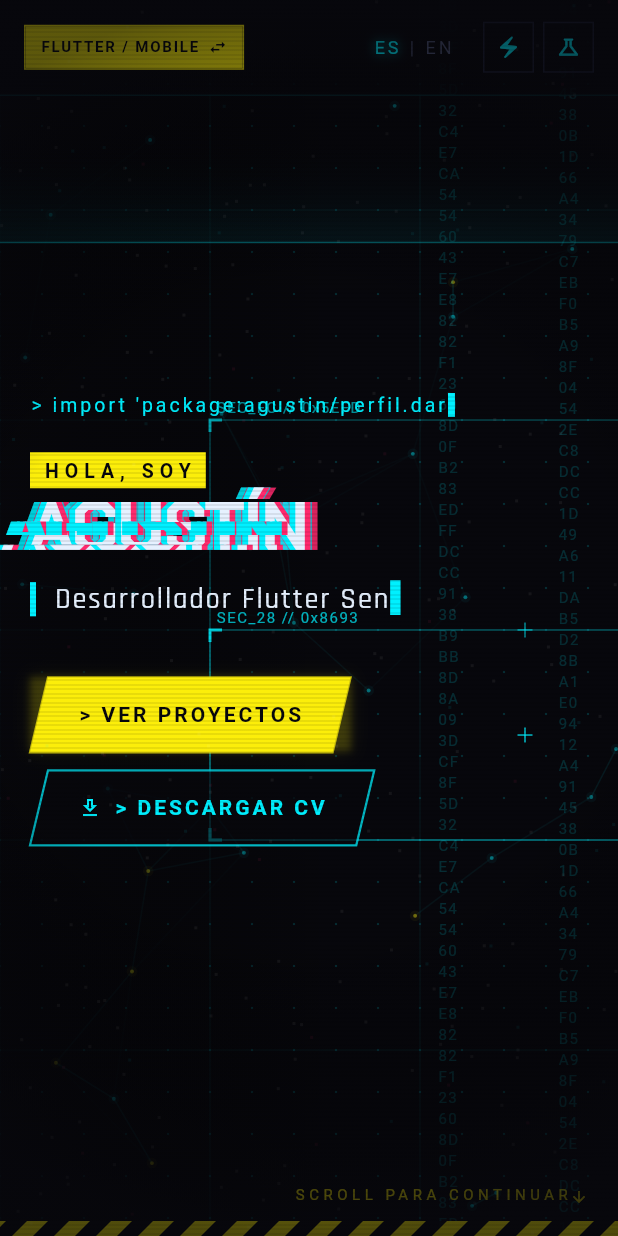
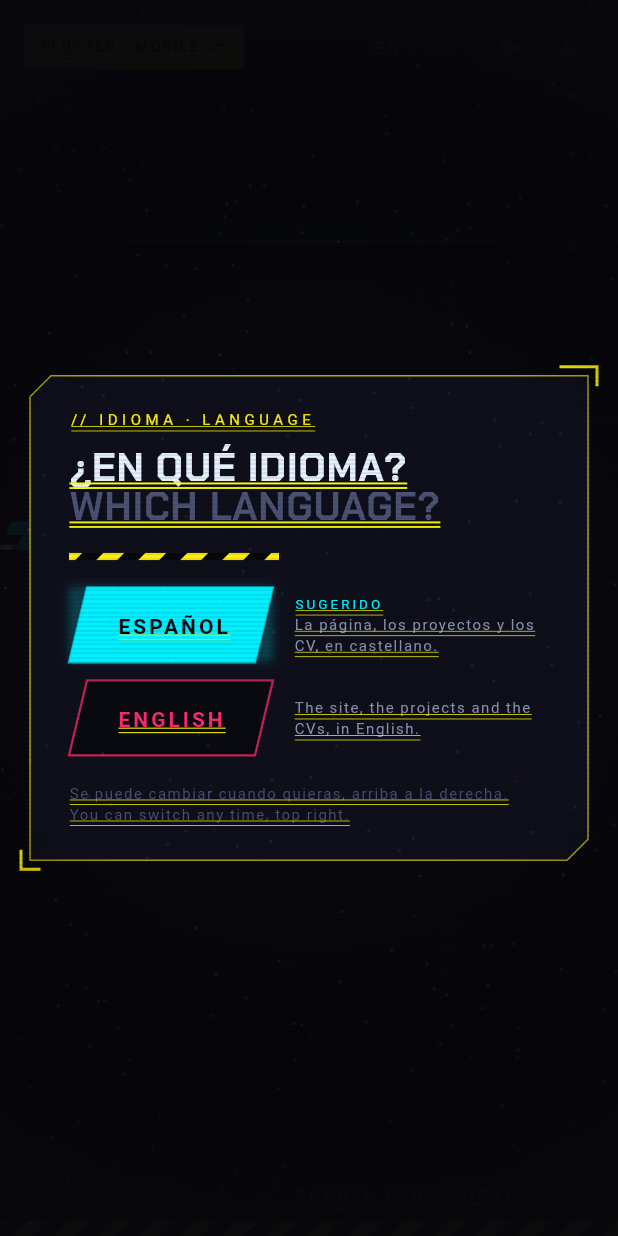
Before and after one commit to agusg197/agusg197.github.io, a Flutter app: the screen it shows after launch, on a phone screen of 412 x 824 dp. Run offline on Flutter 3.47's test engine with Material 3 defaults, Android fonts, the phone set to English and light mode, and no system bars; our stand-ins replace flutter_riverpod, go_router, google_fonts, visibility_detector, web; Roboto replaces fonts that are missing (Share Tech Mono).

Commit message:
Elegir idioma en la primera visita, y CV por idioma
Un panel sobre la pagina recien cargada ofrece español e ingles, escrito en los
dos idiomas: preguntar en uno solo ya es elegir por el visitante. El idioma del
navegador marca una opcion como sugerida pero no decide. La eleccion se guarda
en localStorage --no cookie: no viaja en cada pedido ni hay que avisar nada-- y
no se vuelve a preguntar. Si el navegador tiene el almacenamiento bloqueado
todo falla en silencio y la pagina sigue andando.

Como consecuencia, el CV tambien pasa a depender del idioma: el campo cv de
cada perfil deja de ser una ruta y pasa a ser un archivo por idioma. La pagina
entrega el que corresponde y, si no existe, entrega el que hay aclarandolo en
el boton: con el sitio en castellano se lee "Descargar CV (EN)". Hoy solo hay
version en ingles; cuando aparezca la castellana alcanza con sumar la clave
"es" en portfolio.json.

- lib/app/language_gate.dart: el panel, montado sobre el router
- lib/core/i18n/locale_store.dart: leer, guardar y adivinar el idioma
- LocaleController arranca en lo guardado y persiste cada cambio, asi que el
  selector de la barra superior tambien se recuerda
- CvFiles en data/models/portfolio.dart, compatible con la forma vieja
- hero_view recibe cvLang y lo agrega al boton solo cuando hace falta
- se agrega el paquete web para leer localStorage y navigator.language

```diff
--- a/lib/app/app.dart
+++ b/lib/app/app.dart
@@ -8,6 +8,7 @@ import '../core/effects/pointer_tracker.dart';
 import '../core/i18n/strings.dart';
 import '../core/theme/cyber_theme.dart';
 import 'effects_controller.dart';
+import 'language_gate.dart';
 import 'profile_switch_overlay.dart';
 import 'router.dart';
 
@@ -40,6 +41,9 @@ class CyberApp extends ConsumerWidget {
               children: [
                 child ?? const SizedBox.shrink(),
                 const Positioned.fill(child: ProfileSwitchOverlay()),
+                // Encima de todo menos del cursor: la primera visita elige
+                // idioma antes de leer nada.
+                const Positioned.fill(child: LanguageGate()),
                 if (cfg.crt)
                   Positioned.fill(child: CrtOverlay(animate: cfg.crtNoise)),
                 if (cfg.cursor) const Positioned.fill(child: NeonCursor()),
--- /dev/null
+++ b/lib/app/language_gate.dart
@@ -0,0 +1,222 @@
+import 'package:flutter/material.dart';
+import 'package:flutter_riverpod/flutter_riverpod.dart';
+
+import '../core/effects/decode_text.dart';
+import '../core/i18n/locale_store.dart';
+import '../core/i18n/strings.dart';
+import '../core/theme/breakpoints.dart';
+import '../core/theme/cyber_colors.dart';
+import '../core/theme/cyber_typography.dart';
+import '../core/widgets/cyber_panel.dart';
+import '../core/widgets/hazard_stripes.dart';
+import '../core/widgets/neon_button.dart';
+import 'effects_controller.dart';
+
+/// Pregunta el idioma la primera vez, encima de la página que ya cargó.
+///
+/// Se muestra solo cuando no hay nada guardado. Está escrito en los dos
+/// idiomas a la vez porque preguntarle a alguien en un idioma cuál prefiere ya
+/// es haber elegido por él. El navegador sugiere uno, pero no decide.
+class LanguageGate extends ConsumerStatefulWidget {
+  const LanguageGate({super.key});
+
+  @override
+  ConsumerState<LanguageGate> createState() => _LanguageGateState();
+}
+
+class _LanguageGateState extends ConsumerState<LanguageGate>
+    with SingleTickerProviderStateMixin {
+  late final AnimationController _c = AnimationController(
+    vsync: this,
+    duration: const Duration(milliseconds: 420),
+  );
+
+  /// Lo que el navegador declara. Sirve para marcar una opción, nada más.
+  final AppLocale _sugerido = LocaleStore.guess();
+
+  bool _cerrando = false;
+
+  @override
+  void initState() {
+    super.initState();
+    // Un respiro antes de aparecer: que se vea que la página está detrás y no
+    // que la pregunta es la página.
+    Future<void>.delayed(const Duration(milliseconds: 260), () {
+      if (mounted) _c.forward();
+    });
+  }
+
+  @override
+  void dispose() {
+    _c.dispose();
+    super.dispose();
+  }
+
+  Future<void> _elegir(AppLocale locale) async {
+    if (_cerrando) return;
+    setState(() => _cerrando = true);
+    ref.read(localeProvider.notifier).set(locale);
+    await _c.reverse();
+    if (!mounted) return;
+    ref.read(localeAskedProvider.notifier).markAsked();
+  }
+
+  @override
+  Widget build(BuildContext context) {
+    final yaEligio = ref.watch(localeAskedProvider);
+    if (yaEligio) return const SizedBox.shrink();
+
+    final cfg = ref.effects(context);
+    final mobile = context.isMobile;
+
+    return AnimatedBuilder(
+      animation: _c,
+      builder: (context, child) {
+        final t = cfg.animate ? Curves.easeOut.transform(_c.value) : 1.0;
+        if (t == 0) return const SizedBox.shrink();
+        return Opacity(
+          opacity: t,
+          child: ColoredBox(
+            color: CyberColors.bg0.withValues(alpha: 0.94 * t),
+            child: Transform.translate(
+              offset: Offset(0, (1 - t) * 14),
+              child: child,
+            ),
+          ),
+        );
+      },
+      child: Center(
+        child: SingleChildScrollView(
+          padding: EdgeInsets.symmetric(horizontal: mobile ? 20 : 40),
+          child: CyberPanel(
+            width: mobile ? null : 520,
+            borderColor: CyberColors.yellow,
+            borderOpacity: 0.7,
+            brackets: true,
+            padding: const EdgeInsets.fromLTRB(26, 22, 26, 24),
+            child: Column(
+              mainAxisSize: MainAxisSize.min,
+              crossAxisAlignment: CrossAxisAlignment.start,
+              children: [
+                Text(
+                  '// IDIOMA · LANGUAGE',
+                  style: CyberType.mono(
+                    size: 10,
+                    color: CyberColors.yellow,
+                    letterSpacing: 3,
+                  ),
+                ),
+                const SizedBox(height: 14),
+                DecodeText(
+                  '¿EN QUÉ IDIOMA?',
+                  animate: cfg.animate,
+                  duration: const Duration(milliseconds: 500),
+                  style: CyberType.display(size: mobile ? 26 : 32),
+                ),
+                Text(
+                  'WHICH LANGUAGE?',
+                  style: CyberType.display(
+                    size: mobile ? 26 : 32,
+                    color: CyberColors.text2,
+                  ),
+                ),
+                const SizedBox(height: 16),
+                const SizedBox(width: 140, child: HazardStripes(height: 5)),
+                const SizedBox(height: 18),
+                // Cada opción habla en su propio idioma: nadie tiene que leer
+                // el otro para entender cuál le toca.
+                _Opcion(
+                  label: 'ESPAÑOL',
+                  nota: 'La página, los proyectos y los CV, en castellano.',
+                  color: CyberColors.cyan,
+                  sugerido: _sugerido == AppLocale.es,
+                  sugeridoLabel: 'SUGERIDO',
+                  onTap: () => _elegir(AppLocale.es),
+                ),
+                const SizedBox(height: 12),
+                _Opcion(
+                  label: 'ENGLISH',
+                  nota: 'The site, the projects and the CVs, in English.',
+                  color: CyberColors.magenta,
+                  sugerido: _sugerido == AppLocale.en,
+                  sugeridoLabel: 'SUGGESTED',
+                  onTap: () => _elegir(AppLocale.en),
+                ),
+                const SizedBox(height: 18),
+                Text(
+                  'Se puede cambiar cuando quieras, arriba a la derecha.\n'
+                  'You can switch any time, top right.',
+                  style: CyberType.mono(
+                    size: 10,
+                    color: CyberColors.text2,
+                    letterSpacing: 1,
+                  ),
+                ),
+              ],
+            ),
+          ),
+        ),
+      ),
+    );
+  }
+}
+
+class _Opcion extends StatelessWidget {
+  const _Opcion({
+    required this.label,
+    required this.nota,
+    required this.color,
+    required this.sugerido,
+    required this.sugeridoLabel,
+    required this.onTap,
+  });
+
+  final String label;
+  final String nota;
+  final Color color;
+  final bool sugerido;
+  final String sugeridoLabel;
+  final VoidCallback onTap;
+
+  @override
+  Widget build(BuildContext context) {
+    return Row(
+      children: [
+        // Ancho fijo: "ESPAÑOL" y "ENGLISH" no miden lo mismo y dos botones
+        // de distinto tamaño se leen como si uno pesara más que el otro.
+        SizedBox(
+          width: 136,
+          child: NeonButton(
+            label: label,
+            color: color,
+            filled: sugerido,
+            prefix: '',
+            onPressed: onTap,
+          ),
+        ),
+        const SizedBox(width: 14),
+        Expanded(
+          child: Column(
+            crossAxisAlignment: CrossAxisAlignment.start,
+            mainAxisSize: MainAxisSize.min,
+            children: [
+              if (sugerido)
+                Text(
+                  sugeridoLabel,
+                  style: CyberType.mono(
+                    size: 9,
+                    color: color,
+                    letterSpacing: 2,
+                  ),
+                ),
+              Text(
+                nota,
+                style: CyberType.mono(size: 10, color: CyberColors.text1),
+              ),
+            ],
+          ),
+        ),
+      ],
+    );
+  }
+}
--- /dev/null
+++ b/lib/core/i18n/locale_store.dart
@@ -0,0 +1,53 @@
+import 'package:flutter/foundation.dart';
+import 'package:web/web.dart' as web;
+
+import 'strings.dart';
+
+/// Dónde queda guardado el idioma que eligió la visita.
+///
+/// Es `localStorage` y no una cookie: no viaja en cada pedido, no hace falta
+/// avisar nada y el dato no sale del navegador. Si el navegador lo tiene
+/// bloqueado —modo privado estricto, por ejemplo— todo esto falla en silencio y
+/// la página sigue funcionando: simplemente vuelve a preguntar la próxima vez.
+abstract final class LocaleStore {
+  static const _key = 'agusg197.lang';
+
+  /// El idioma guardado, o null si esta visita todavía no eligió.
+  static AppLocale? read() {
+    if (!kIsWeb) return null;
+    try {
+      final raw = web.window.localStorage.getItem(_key);
+      return switch (raw) {
+        'es' => AppLocale.es,
+        'en' => AppLocale.en,
+        _ => null,
+      };
+    } catch (_) {
+      return null;
+    }
+  }
+
+  static void write(AppLocale locale) {
+    if (!kIsWeb) return;
+    try {
+      web.window.localStorage.setItem(_key, locale.name);
+    } catch (_) {
+      // Sin almacenamiento la elección vale para esta sesión y nada más.
+    }
+  }
+
+  /// Lo que pide el navegador, para adivinar antes de preguntar.
+  ///
+  /// Solo se usa para sugerir: la visita elige igual. Cualquier cosa que no
+  /// empiece con `es` cae en inglés, que es el default menos malo para un
+  /// idioma que no tenemos.
+  static AppLocale guess() {
+    if (!kIsWeb) return AppLocale.es;
+    try {
+      final lang = web.window.navigator.language.toLowerCase();
+      return lang.startsWith('es') ? AppLocale.es : AppLocale.en;
+    } catch (_) {
+      return AppLocale.es;
+    }
+  }
+}
--- a/lib/core/i18n/strings.dart
+++ b/lib/core/i18n/strings.dart
@@ -1,5 +1,7 @@
 import 'package:flutter/widgets.dart';
 import 'package:flutter_riverpod/flutter_riverpod.dart';
+
+import 'locale_store.dart';
 
 import '../../app/effects_controller.dart';
 
@@ -13,11 +15,28 @@ enum AppLocale {
 
 class LocaleController extends Notifier<AppLocale> {
   @override
-  AppLocale build() => AppLocale.es;
+  AppLocale build() => LocaleStore.read() ?? LocaleStore.guess();
 
-  void set(AppLocale value) => state = value;
-  void toggle() => state = state == AppLocale.es ? AppLocale.en : AppLocale.es;
+  void set(AppLocale value) {
+    state = value;
+    LocaleStore.write(value);
+  }
+
+  void toggle() => set(state == AppLocale.es ? AppLocale.en : AppLocale.es);
 }
+
+/// Si la visita ya eligió idioma alguna vez. Mientras sea false hay que
+/// preguntar: adivinar por el navegador alcanza para arrancar, no para decidir
+/// por alguien que lee en dos idiomas.
+class LocaleAskedController extends Notifier<bool> {
+  @override
+  bool build() => LocaleStore.read() != null;
+
+  void markAsked() => state = true;
+}
+
+final localeAskedProvider =
+    NotifierProvider<LocaleAskedController, bool>(LocaleAskedController.new);
 
 final localeProvider =
     NotifierProvider<LocaleController, AppLocale>(LocaleController.new);
--- a/lib/data/models/portfolio.dart
+++ b/lib/data/models/portfolio.dart
@@ -174,6 +174,48 @@ class SkillCategory {
 }
 
 /// One way of presenting the same person: the Flutter profile or the AI one.
+/// Los CV disponibles, uno por idioma.
+///
+/// Hoy hay solo inglés. Cuando exista el castellano se agrega al JSON y la
+/// página lo entrega sola; mientras tanto entrega el que hay y avisa en qué
+/// idioma está, que es mejor que una descarga sorpresa.
+class CvFiles {
+  const CvFiles(this.porIdioma);
+
+  factory CvFiles.fromJson(dynamic j) {
+    if (j is String) {
+      // Forma vieja: un archivo sin idioma declarado.
+      final ruta = j.trim();
+      return CvFiles(ruta.isEmpty ? const {} : {'': ruta});
+    }
+    if (j is Map) {
+      return CvFiles({
+        for (final e in j.entries)
+          e.key.toString(): e.value.toString(),
+      }..removeWhere((_, v) => v.isEmpty));
+    }
+    return const CvFiles({});
+  }
+
+  final Map<String, String> porIdioma;
+
+  bool get isEmpty => porIdioma.isEmpty;
+
+  /// El archivo para [locale], o el único que haya.
+  String? rutaPara(AppLocale locale) =>
+      porIdioma[locale.name] ??
+      (porIdioma.isEmpty ? null : porIdioma.values.first);
+
+  /// El idioma del archivo que se va a bajar, en mayúsculas, solo cuando **no**
+  /// coincide con el de la página. Null quiere decir que no hay nada que
+  /// aclarar.
+  String? avisoIdioma(AppLocale locale) {
+    if (porIdioma.containsKey(locale.name) || porIdioma.isEmpty) return null;
+    final idioma = porIdioma.keys.first;
+    return idioma.isEmpty ? null : idioma.toUpperCase();
+  }
+}
+
 class ProfileVariant {
   const ProfileVariant({
     required this.id,
@@ -193,7 +235,7 @@ class ProfileVariant {
         headline: L10n.fromJson(j['headline']),
         roles: L10nList.fromJson(j['roles']),
         bio: L10n.fromJson(j['bio']),
-        cv: (j['cv'] ?? '').toString(),
+        cv: CvFiles.fromJson(j['cv']),
         stats: _maps(j['stats']).map(StatItem.fromJson).toList(growable: false),
         projectOrder: (j['projectOrder'] as List? ?? const [])
             .map((e) => e.toString())
@@ -209,7 +251,7 @@ class ProfileVariant {
   final L10n bio;
 
   /// Asset path of the CV to download for this profile.
-  final String cv;
+  final CvFiles cv;
   final List<StatItem> stats;
   final List<String> projectOrder;
   final List<SkillCategory> skills;
@@ -500,7 +542,7 @@ class PortfolioData {
     headline: L10n.empty,
     roles: L10nList([], []),
     bio: L10n.empty,
-    cv: '',
+    cv: CvFiles({}),
     stats: [],
     projectOrder: [],
     skills: [],
--- a/lib/features/hero/hero_view.dart
+++ b/lib/features/hero/hero_view.dart
@@ -28,6 +28,7 @@ class HeroView extends ConsumerWidget {
     this.projects = const [],
     this.onViewProjects,
     this.onDownloadCv,
+    this.cvLang,
   });
 
   final Person? person;
@@ -35,6 +36,10 @@ class HeroView extends ConsumerWidget {
   final List<Project> projects;
   final VoidCallback? onViewProjects;
   final VoidCallback? onDownloadCv;
+
+  /// Idioma del CV cuando no es el de la página: se agrega al botón para que
+  /// nadie se encuentre con un PDF en otro idioma después de bajarlo.
+  final String? cvLang;
 
   @override
   Widget build(BuildContext context, WidgetRef ref) {
@@ -167,7 +172,9 @@ class HeroView extends ConsumerWidget {
                                   onPressed: onViewProjects,
                                 ),
                                 NeonButton(
-                                  label: s.heroCtaCv,
+                                  label: cvLang == null
+                                      ? s.heroCtaCv
+                                      : '${s.heroCtaCv} ($cvLang)',
                                   icon: Icons.download_outlined,
                                   onPressed: onDownloadCv,
                                 ),
--- a/lib/features/home/home_view.dart
+++ b/lib/features/home/home_view.dart
@@ -67,6 +67,7 @@ class _HomeViewState extends ConsumerState<HomeView> {
     final cfg = ref.effects(context);
     final async = ref.watch(portfolioProvider);
     final data = async.value;
+    final locale = ref.watch(localeProvider);
     final profileIndex = ref.watch(activeProfileProvider);
     final profile = data?.profileAt(profileIndex);
     final titles = [
@@ -103,9 +104,11 @@ class _HomeViewState extends ConsumerState<HomeView> {
                           ? const []
                           : data.projectsFor(profile),
                       onViewProjects: () => _scrollTo(2),
-                      onDownloadCv: profile == null
-                          ? null
-                          : () => _downloadCv(profile.cv),
+                      cvLang: profile?.cv.avisoIdioma(locale),
+                      onDownloadCv: switch (profile?.cv.rutaPara(locale)) {
+                        final String ruta => () => _downloadCv(ruta),
+                        null => null,
+                      },
                     ),
                     async.when(
                       loading: () => _StatusPanel(text: s.loading, pulse: true),
--- a/pubspec.yaml
+++ b/pubspec.yaml
@@ -35,6 +35,7 @@ dependencies:
   # Use with the CupertinoIcons class for iOS style icons.
   cupertino_icons: ^1.0.8
   google_fonts: ^8.2.1
+  web: ^1.1.1
   go_router: ^18.0.1
   flutter_riverpod: ^3.4.3
   visibility_detector: ^0.4.0+2
```
Also changed, not shown: assets/data/portfolio.json, pubspec.lock.
